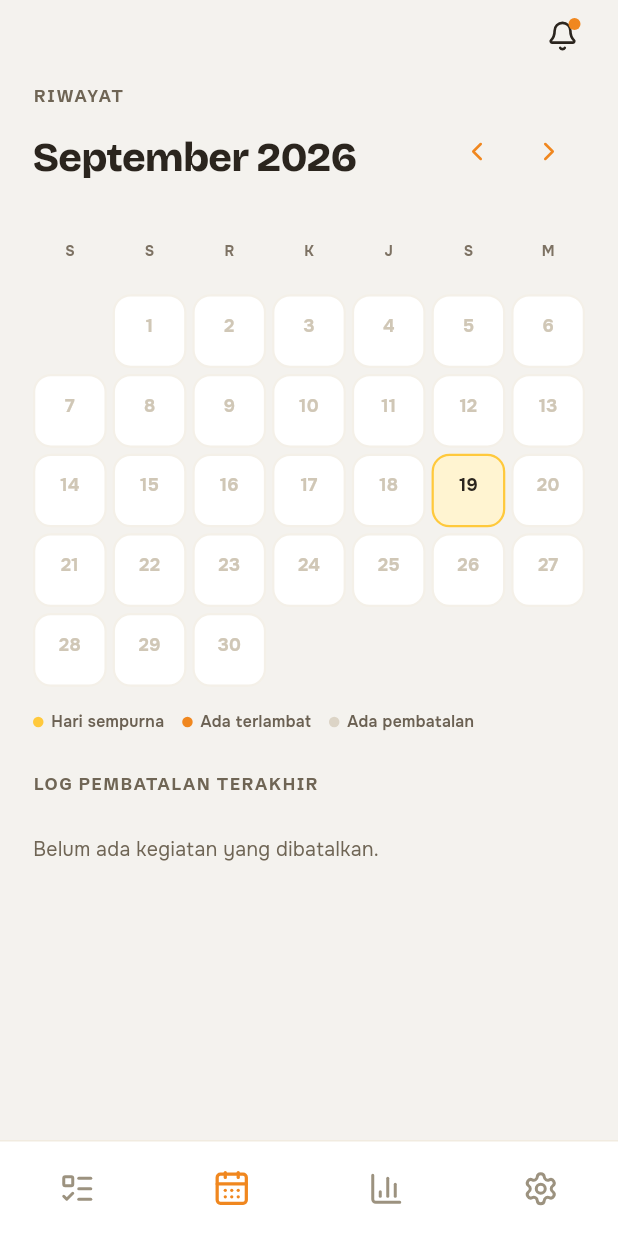
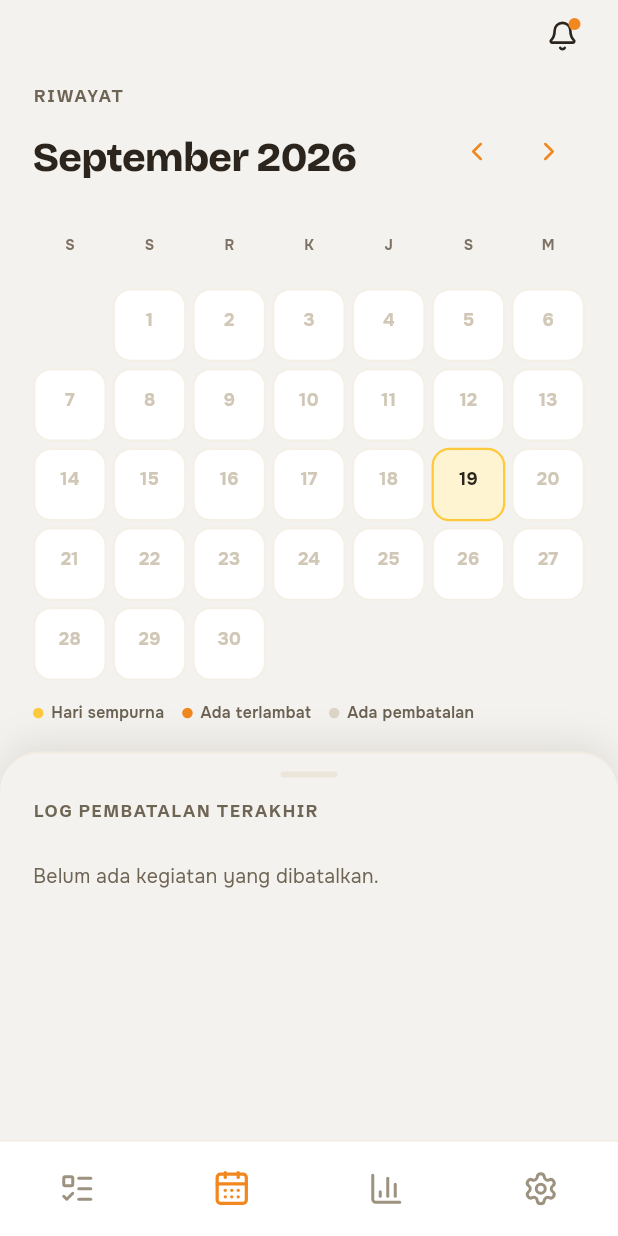
Before and after one commit to itsraziqsm/Daily-Track-App, a Flutter app: the screen it shows after launch, swiped to page 2, on a phone screen of 412 x 824 dp. Run offline on Flutter 3.47's test engine with Material 3 defaults, Android fonts, the phone set to English and light mode, and no system bars; our stand-ins replace flutter_local_notifications, lucide_icons_flutter, sqflite, timezone; accounts and stored records are empty.

Commit message:
Turn the cancellation log into a sheet over a still calendar
The calendar and everything above it now sit in a fixed layer that
never scrolls. The log rides above it in a DraggableScrollableSheet
that rests just below the grid and can be pulled up to cover it, with
the calendar behind blurring in step with the sheet's extent.

A pinned sliver header cannot express this: sliver content scrolls
behind a pinned header rather than over it, and putting the calendar
behind a CustomScrollView would make the month arrows untappable,
because the scrollable absorbs taps across its whole viewport. The
sheet only occupies its own area, so the calendar above it stays live.

The resting height is measured from the rendered calendar rather than
computed, since the grid's row count varies by month and the legend
can wrap.

Co-Authored-By: Claude Opus 5 <noreply@anthropic.com>
Claude-Session: https://claude.ai/code/session_01NbFS92ECAiKe7ZkBYNtGfg

```diff
--- a/lib/screens/calendar_tab.dart
+++ b/lib/screens/calendar_tab.dart
@@ -1,3 +1,5 @@
+import 'dart:ui' as ui;
+
 import 'package:flutter/material.dart';
 import 'package:intl/intl.dart';
 import 'package:lucide_icons_flutter/lucide_icons.dart';
@@ -10,7 +12,12 @@ import '../utils/app_time.dart';
 
 const _dowLabels = ['Sen', 'Sel', 'Rab', 'Kam', 'Jum', 'Sab', 'Min'];
 
-/// Tab "Kalender" — grid bulanan disiplin harian + log pembatalan terakhir.
+/// Blur maksimum pada kalender saat panel log ditarik penuh.
+const _maxBlur = 7.0;
+
+/// Tab "Kalender" — grid bulanan yang diam, dengan panel log pembatalan yang
+/// bisa ditarik naik menutupinya. Kalender di belakangnya mengabur seiring
+/// panel naik.
 class CalendarTab extends StatefulWidget {
   const CalendarTab({super.key});
 
@@ -21,31 +28,111 @@ class CalendarTab extends StatefulWidget {
 class _CalendarTabState extends State<CalendarTab> {
   late DateTime _month = DateTime(AppTime.now().year, AppTime.now().month);
 
+  final _calendarKey = GlobalKey();
+  final _blur = ValueNotifier<double>(0);
+
+  /// Tinggi kalender diukur dari widget yang sudah ter-render, bukan ditebak,
+  /// karena jumlah baris grid berbeda tiap bulan dan legenda bisa membungkus.
+  double _calendarHeight = 320;
+
+  @override
+  void dispose() {
+    _blur.dispose();
+    super.dispose();
+  }
+
   void _shiftMonth(int delta) {
     setState(() => _month = DateTime(_month.year, _month.month + delta));
+  }
+
+  void _measureCalendar() {
+    final box = _calendarKey.currentContext?.findRenderObject() as RenderBox?;
+    if (box == null || !box.hasSize) return;
+    if ((box.size.height - _calendarHeight).abs() > 0.5) {
+      setState(() => _calendarHeight = box.size.height);
+    }
   }
 
   @override
   Widget build(BuildContext context) {
     final provider = context.watch<ScheduleProvider>();
-    final byDate = provider.logsByDate;
     final today = AppTime.now();
-    final monthLabel = DateFormat('MMMM yyyy', 'id_ID').format(_month);
-
-    final firstOfMonth = DateTime(_month.year, _month.month, 1);
-    final daysInMonth = DateTime(_month.year, _month.month + 1, 0).day;
-    final leadingBlank = (firstOfMonth.weekday - DateTime.monday) % 7;
 
     final cancelledByDate = <String, List<DailyLog>>{};
     for (final l in provider.cancelledLogs) {
       cancelledByDate.putIfAbsent(l.date, () => []).add(l);
     }
-    final recentCancelledDates = cancelledByDate.keys.toList()
-      ..sort((a, b) => b.compareTo(a));
-    final recentDays = recentCancelledDates.take(6).toList();
+    final recentDays = (cancelledByDate.keys.toList()..sort((a, b) => b.compareTo(a))).take(6).toList();
 
-    return ListView(
-      padding: const EdgeInsets.fromLTRB(22, 8, 22, 26),
+    WidgetsBinding.instance.addPostFrameCallback((_) => _measureCalendar());
+
+    return LayoutBuilder(
+      builder: (context, constraints) {
+        final viewport = constraints.maxHeight;
+        const maxSize = 0.94;
+        final minSize = ((viewport - _calendarHeight) / viewport).clamp(0.18, maxSize);
+
+        return Stack(
+          children: [
+            // Lapisan tetap: tidak ikut bergulir, hanya mengabur.
+            Positioned(
+              top: 0,
+              left: 0,
+              right: 0,
+              child: ValueListenableBuilder<double>(
+                valueListenable: _blur,
+                builder: (context, sigma, child) => sigma < 0.1
+                    ? child!
+                    : ImageFiltered(
+                        imageFilter: ui.ImageFilter.blur(sigmaX: sigma, sigmaY: sigma),
+                        child: child!,
+                      ),
+                child: _calendarBlock(provider, today),
+              ),
+            ),
+            NotificationListener<DraggableScrollableNotification>(
+              onNotification: (n) {
+                final span = maxSize - minSize;
+                final t = span <= 0 ? 0.0 : ((n.extent - minSize) / span).clamp(0.0, 1.0);
+                _blur.value = t * _maxBlur;
+                return false;
+              },
+              child: DraggableScrollableSheet(
+                // Kunci ikut berubah saat tinggi kalender terukur ulang (mis.
+                // bulan dengan jumlah baris berbeda), supaya panel kembali
+                // bersandar tepat di bawah kalender.
+                key: ValueKey(minSize.toStringAsFixed(3)),
+                initialChildSize: minSize,
+                minChildSize: minSize,
+                maxChildSize: maxSize,
+                builder: (context, scrollController) => _logPanel(
+                  scrollController: scrollController,
+                  provider: provider,
+                  today: today,
+                  cancelledByDate: cancelledByDate,
+                  recentDays: recentDays,
+                ),
+              ),
+            ),
+          ],
+        );
+      },
+    );
+  }
+
+  Widget _calendarBlock(ScheduleProvider provider, DateTime today) {
+    final byDate = provider.logsByDate;
+    final monthLabel = DateFormat('MMMM yyyy', 'id_ID').format(_month);
+    final firstOfMonth = DateTime(_month.year, _month.month, 1);
+    final daysInMonth = DateTime(_month.year, _month.month + 1, 0).day;
+    final leadingBlank = (firstOfMonth.weekday - DateTime.monday) % 7;
+
+    return Container(
+      key: _calendarKey,
+      padding: const EdgeInsets.fromLTRB(22, 8, 22, 18),
+      child: Column(
+        mainAxisSize: MainAxisSize.min,
+        crossAxisAlignment: CrossAxisAlignment.start,
         children: [
           const Text(
             'RIWAYAT',
@@ -56,12 +143,13 @@ class _CalendarTabState extends State<CalendarTab> {
             crossAxisAlignment: CrossAxisAlignment.end,
             mainAxisAlignment: MainAxisAlignment.spaceBetween,
             children: [
-            Text(
+              Expanded(
+                child: Text(
                   monthLabel[0].toUpperCase() + monthLabel.substring(1),
+                  overflow: TextOverflow.ellipsis,
                   style: const TextStyle(fontFamily: AppFonts.title, fontSize: 27, fontWeight: FontWeight.w800, letterSpacing: -0.6, color: AppColors.ink),
                 ),
-            Row(
-              children: [
+              ),
               IconButton(
                 icon: const Icon(LucideIcons.chevronLeft, size: 20, color: AppColors.orange),
                 onPressed: () => _shiftMonth(-1),
@@ -72,9 +160,7 @@ class _CalendarTabState extends State<CalendarTab> {
               ),
             ],
           ),
-          ],
-        ),
-        const SizedBox(height: 18),
+          const SizedBox(height: 14),
           GridView.count(
             crossAxisCount: 7,
             shrinkWrap: true,
@@ -90,10 +176,11 @@ class _CalendarTabState extends State<CalendarTab> {
                   ),
                 ),
               for (var i = 0; i < leadingBlank; i++) const SizedBox.shrink(),
-            for (var day = 1; day <= daysInMonth; day++) _DayCell(date: DateTime(_month.year, _month.month, day), logs: byDate, today: today),
+              for (var day = 1; day <= daysInMonth; day++)
+                _DayCell(date: DateTime(_month.year, _month.month, day), logs: byDate, today: today),
             ],
           ),
-        const SizedBox(height: 16),
+          const SizedBox(height: 14),
           Wrap(
             spacing: 12,
             runSpacing: 8,
@@ -103,7 +190,43 @@ class _CalendarTabState extends State<CalendarTab> {
               _LegendDot(color: Color(0xFFDCD4C6), label: 'Ada pembatalan'),
             ],
           ),
-        const SizedBox(height: 26),
+        ],
+      ),
+    );
+  }
+
+  Widget _logPanel({
+    required ScrollController scrollController,
+    required ScheduleProvider provider,
+    required DateTime today,
+    required Map<String, List<DailyLog>> cancelledByDate,
+    required List<String> recentDays,
+  }) {
+    return Container(
+      decoration: BoxDecoration(
+        color: AppColors.bg,
+        borderRadius: const BorderRadius.vertical(top: Radius.circular(26)),
+        border: const Border(top: BorderSide(color: AppColors.line, width: 1.5)),
+        boxShadow: [
+          BoxShadow(
+            color: AppColors.ink.withValues(alpha: 0.10),
+            blurRadius: 20,
+            offset: const Offset(0, -6),
+          ),
+        ],
+      ),
+      child: ListView(
+        controller: scrollController,
+        padding: const EdgeInsets.fromLTRB(22, 12, 22, 26),
+        children: [
+          Center(
+            child: Container(
+              width: 38,
+              height: 4,
+              margin: const EdgeInsets.only(bottom: 14),
+              decoration: BoxDecoration(color: AppColors.lineSoft, borderRadius: BorderRadius.circular(99)),
+            ),
+          ),
           const Text(
             'LOG PEMBATALAN TERAKHIR',
             style: TextStyle(fontFamily: AppFonts.subtitle, fontSize: 11, fontWeight: FontWeight.w700, letterSpacing: 1.2, color: AppColors.inkMuted),
@@ -124,6 +247,7 @@ class _CalendarTabState extends State<CalendarTab> {
                 initiallyExpanded: dateKey == AppTime.dateKey(today),
               ),
         ],
+      ),
     );
   }
 }
```
Also changed, not shown: 1 other file. Lines whose indentation alone changed are shown as unchanged.
